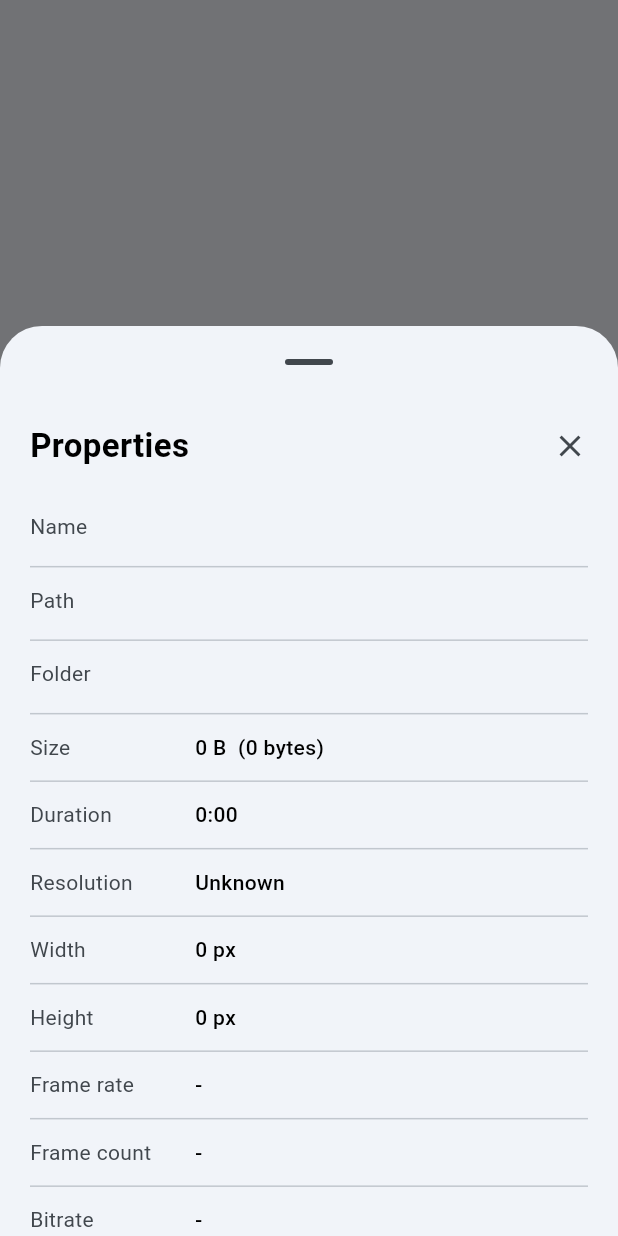
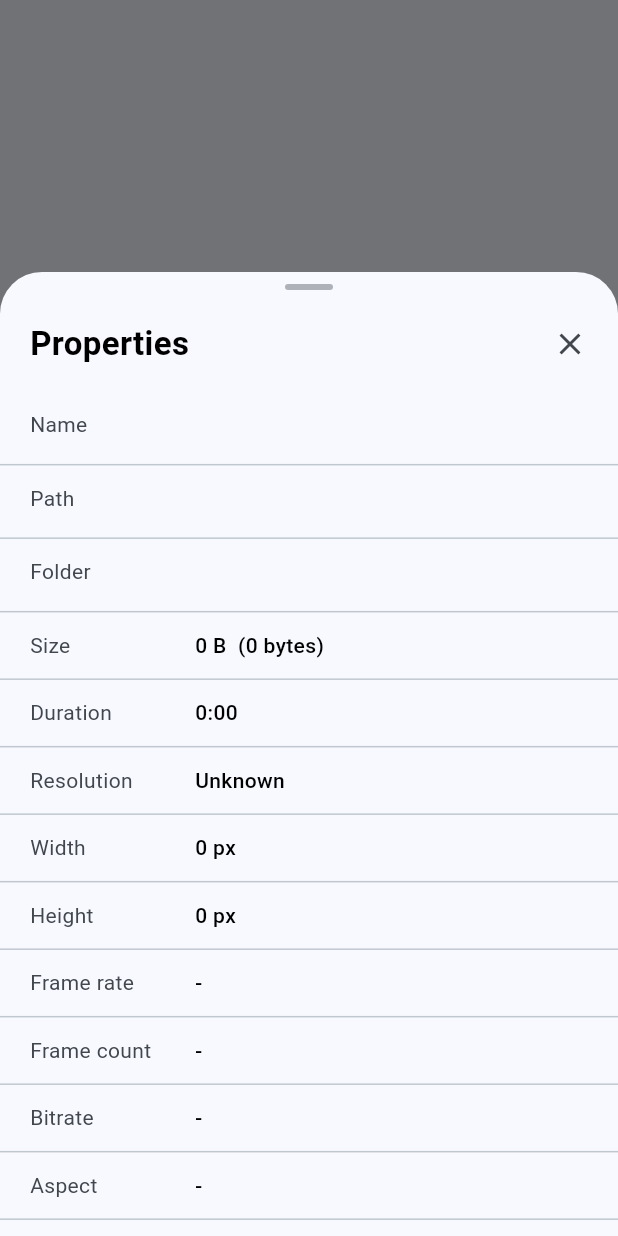
Before and after one commit to mounsokdara/video-player, a Flutter app: what showProperties() shows on an empty page, opened directly with empty values, on a phone screen of 412 x 824 dp. Run offline on Flutter 3.47's test engine with Material 3 defaults, Android fonts, the phone set to English and light mode, and no system bars; drawn by our look-alikes of dynamic_color; our stand-ins replace battery_plus, package_info_plus, permission_handler, share_plus, shared_preferences, vibration and 2 more; missing offline and left inert: photo_manager, screen_brightness, volume_controller; accounts and stored records are empty.

Commit message:
Fix title catalog compile and lift library sheets above the nav bar
Drop the duplicate Equalizer key from the player title-bar map. Read
unconsumed window insets so in-list 3-dot sheets sit above 3-button
navigation, scroll, and drag up.

```diff
--- a/lib/hud.dart
+++ b/lib/hud.dart
@@ -329,7 +329,6 @@ class _TitleBarEditorState extends State<TitleBarEditor> {
 
   static const catalog = <String, String>{
     'hdr': 'HDR',
-    'eq': 'Equalizer',
     'playlist': 'Playlist',
     'more': 'More',
     ...AppSettings.allQuickActions,
--- a/lib/insets.dart
+++ b/lib/insets.dart
@@ -11,6 +11,14 @@ class SystemBars {
   static Brightness iconBrightness = Brightness.light;
 
   static EdgeInsets of(BuildContext context) => MediaQuery.viewPaddingOf(context);
+
+  /// Unconsumed window insets. Scaffold / NavigationBar / SafeArea call
+  /// [MediaQuery.removePadding], which also zeroes [MediaQuery.viewPadding]
+  /// for descendants — so a modal opened from the library would otherwise
+  /// sit under the 3-button nav. [MediaQueryData.fromView] reads the view.
+  static EdgeInsets rawOf(BuildContext context) {
+    return MediaQueryData.fromView(View.of(context)).viewPadding;
+  }
 
   static SystemUiOverlayStyle overlay({required Brightness icons, bool contrast = true}) {
     final status = icons;
--- a/lib/widgets.dart
+++ b/lib/widgets.dart
@@ -265,28 +265,58 @@ class VideoGridCard extends StatelessWidget {
 
 Future<T?> showAppSheet<T>({
   required BuildContext context,
-  required Widget Function(BuildContext ctx, ScrollController sc) builder,
+  required List<Widget> Function(BuildContext ctx) children,
   double initial = 0.56,
 }) {
-  final pad = MediaQuery.viewPaddingOf(context);
+  // Raw view padding — Scaffold + NavigationBar consume MediaQuery.viewPadding
+  // so a sheet opened from the library would otherwise sit under 3-button nav.
+  // Flutter useSafeArea on modal sheets pads top/left/right, never bottom.
+  final pad = SystemBars.rawOf(context);
   return SystemBars.modal(
     () => showModalBottomSheet<T>(
       context: context,
       isScrollControlled: true,
-      showDragHandle: true,
       enableDrag: true,
+      showDragHandle: false,
+      backgroundColor: Colors.transparent,
       builder: (ctx) {
-        return DraggableScrollableSheet(
+        final scheme = Theme.of(ctx).colorScheme;
+        return Padding(
+          padding: EdgeInsets.only(left: pad.left, right: pad.right),
+          child: DraggableScrollableSheet(
             expand: false,
-          initialChildSize: initial.clamp(0.34, 0.92),
-          minChildSize: 0.32,
+            initialChildSize: initial.clamp(0.38, 0.92),
+            minChildSize: 0.28,
             maxChildSize: 0.95,
             builder: (_, sc) {
-            return Padding(
-              padding: EdgeInsets.fromLTRB(pad.left, 0, pad.right, pad.bottom),
-              child: builder(ctx, sc),
+              return Material(
+                color: scheme.surface,
+                shape: const RoundedRectangleBorder(
+                  borderRadius: BorderRadius.vertical(top: Radius.circular(28)),
+                ),
+                clipBehavior: Clip.antiAlias,
+                child: ListView(
+                  controller: sc,
+                  padding: EdgeInsets.only(bottom: pad.bottom + 12),
+                  children: [
+                    const SizedBox(height: 8),
+                    Center(
+                      child: Container(
+                        width: 32,
+                        height: 4,
+                        decoration: BoxDecoration(
+                          color: scheme.onSurfaceVariant.withValues(alpha: 0.4),
+                          borderRadius: BorderRadius.circular(2),
+                        ),
+                      ),
+                    ),
+                    const SizedBox(height: 8),
+                    ...children(ctx),
+                  ],
+                ),
               );
             },
+          ),
         );
       },
     ),
@@ -297,11 +327,8 @@ Future<void> showVideoMenu(BuildContext context, VideoItem item, {required VoidC
   final scheme = Theme.of(context).colorScheme;
   await showAppSheet<void>(
     context: context,
-    initial: 0.62,
-    builder: (ctx, sc) {
-      return ListView(
-        controller: sc,
-        children: [
+    initial: 0.72,
+    children: (ctx) => [
       ListTile(
         leading: SizedBox(width: 64, height: 40, child: VideoThumb(item: item, radius: 8)),
         title: Text(item.title, maxLines: 1, overflow: TextOverflow.ellipsis),
@@ -381,10 +408,7 @@ Future<void> showVideoMenu(BuildContext context, VideoItem item, {required VoidC
           showProperties(context, item);
         },
       ),
-          const SizedBox(height: 12),
     ],
-      );
-    },
   );
 }
 
@@ -441,23 +465,12 @@ Future<void> showProperties(BuildContext context, VideoItem item) async {
     ('Resume', '${(item.progress * 100).toStringAsFixed(1)}%'),
     ('Storage', item.path.contains('usb') ? 'USB / OTG' : item.path.contains('sdcard') || item.path.contains('/storage/') && !item.path.contains('emulated') ? 'SD card / volume' : 'Internal'),
   ];
-  await showModalBottomSheet<void>(
+  await showAppSheet<void>(
     context: context,
-    isScrollControlled: true,
-    builder: (ctx) {
-      final pad = MediaQuery.viewPaddingOf(ctx);
-      final insets = MediaQuery.viewInsetsOf(ctx);
-      return DraggableScrollableSheet(
-        expand: false,
-        initialChildSize: 0.72,
-        maxChildSize: 0.95,
-        builder: (_, controller) {
-          return Padding(
-            padding: EdgeInsets.only(bottom: pad.bottom + insets.bottom),
-            child: Column(
-              children: [
+    initial: 0.78,
+    children: (ctx) => [
       Padding(
-                  padding: const EdgeInsets.fromLTRB(20, 8, 8, 8),
+        padding: const EdgeInsets.fromLTRB(20, 4, 8, 8),
         child: Row(
           children: [
             const Expanded(child: Text('Properties', style: TextStyle(fontSize: 22, fontWeight: FontWeight.w600))),
@@ -465,33 +478,20 @@ Future<void> showProperties(BuildContext context, VideoItem item) async {
           ],
         ),
       ),
-                Expanded(
-                  child: ListView.separated(
-                    controller: controller,
-                    padding: const EdgeInsets.fromLTRB(20, 0, 20, 24),
-                    itemCount: rows.length,
-                    separatorBuilder: (_, __) => const Divider(height: 1),
-                    itemBuilder: (_, i) {
-                      final r = rows[i];
-                      return Padding(
-                        padding: const EdgeInsets.symmetric(vertical: 12),
+      for (var i = 0; i < rows.length; i++) ...[
+        if (i > 0) const Divider(height: 1),
+        Padding(
+          padding: const EdgeInsets.fromLTRB(20, 12, 20, 12),
           child: Row(
             crossAxisAlignment: CrossAxisAlignment.start,
             children: [
-                            SizedBox(width: 110, child: Text(r.$1, style: TextStyle(color: Theme.of(ctx).colorScheme.onSurfaceVariant))),
-                            Expanded(child: SelectableText(r.$2, style: const TextStyle(fontWeight: FontWeight.w500))),
+              SizedBox(width: 110, child: Text(rows[i].$1, style: TextStyle(color: Theme.of(ctx).colorScheme.onSurfaceVariant))),
+              Expanded(child: SelectableText(rows[i].$2, style: const TextStyle(fontWeight: FontWeight.w500))),
             ],
-                        ),
-                      );
-                    },
           ),
         ),
       ],
-            ),
-          );
-        },
-      );
-    },
+    ],
   );
 }
 
@@ -525,8 +525,9 @@ Future<String?> promptText(BuildContext context, String title, String initial) a
       useSafeArea: true,
       builder: (ctx) {
         final insets = MediaQuery.viewInsetsOf(ctx);
+        final pad = SystemBars.rawOf(context);
         return Padding(
-          padding: EdgeInsets.fromLTRB(20, 4, 20, 16 + insets.bottom),
+          padding: EdgeInsets.fromLTRB(20, 4, 20, 16 + insets.bottom + pad.bottom),
           child: Column(
             mainAxisSize: MainAxisSize.min,
             crossAxisAlignment: CrossAxisAlignment.stretch,
@@ -588,11 +589,8 @@ Future<void> showFolderEntryMenu(
   final name = path.split(RegExp(r'[/\\]')).last;
   await showAppSheet<void>(
     context: context,
-    initial: 0.5,
-    builder: (ctx, sc) {
-      return ListView(
-        controller: sc,
-        children: [
+    initial: 0.56,
+    children: (ctx) => [
       ListTile(title: Text(name, maxLines: 1, overflow: TextOverflow.ellipsis), subtitle: Text(isDir ? 'Folder' : 'Video')),
       if (onOpen != null)
         ListTile(
@@ -600,7 +598,7 @@ Future<void> showFolderEntryMenu(
           title: Text(isDir ? 'Open' : 'Play'),
           onTap: () {
             Navigator.pop(ctx);
-                onOpen();
+            onOpen?.call();
           },
         ),
       ListTile(
@@ -647,9 +645,6 @@ Future<void> showFolderEntryMenu(
           }
         },
       ),
-          const SizedBox(height: 12),
     ],
   );
-    },
-  );
 }
```
Also changed, not shown: lib/player.dart (+5 -10 lines), lib/settings_ui.dart (+6 -14 lines). Lines whose indentation alone changed are shown as unchanged.
